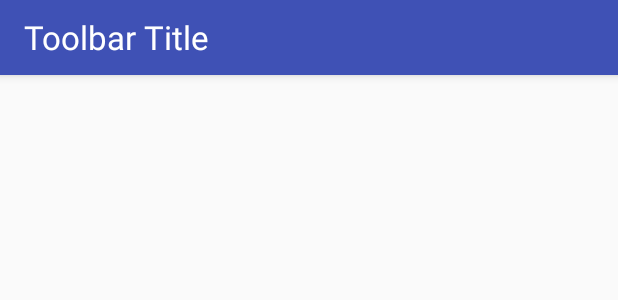
After one commit to CraigBryan/baNGk, an Android app: the layout tool_bar.xml on its own in the app's theme, with its tools: preview values and no code run, on a phone screen of 412 x 824 dp. The commit adds this screen. Shown: the top 300 px of the screen. Run offline under Robolectric (Android 15) with nearby library versions, the phone set to English and light mode, and no system bars.

Commit message:
Removed the actionbar and replaced it with the toolbar.
This made the navdrawer look better, because it is the full phone height

```diff
--- a/bangk_android_prototype/app/src/main/AndroidManifest.xml
+++ b/bangk_android_prototype/app/src/main/AndroidManifest.xml
@@ -11,7 +11,7 @@
         <activity
             android:name=".WelcomeActivity"
             android:label="@string/app_name"
-            android:theme="@style/AppTheme.NoActionBar" >
+            android:theme="@style/AppTheme" >
             <intent-filter>
                 <action android:name="android.intent.action.MAIN" />
 
--- a/bangk_android_prototype/app/src/main/java/com/bangk/bangk_android_prototype/NavDrawerActivity.java
+++ b/bangk_android_prototype/app/src/main/java/com/bangk/bangk_android_prototype/NavDrawerActivity.java
@@ -4,10 +4,7 @@ import android.os.Bundle;
 import android.support.v4.widget.DrawerLayout;
 import android.support.v7.app.AppCompatActivity;
 import android.view.View;
-import android.widget.AbsListView;
 import android.widget.ListView;
-
-import java.util.List;
 
 /**
  * Created by craigbryan on 19/11/15.
--- /dev/null
+++ b/bangk_android_prototype/app/src/main/res/layout/tool_bar.xml
@@ -0,0 +1,22 @@
+<?xml version="1.0" encoding="utf-8"?>
+<android.support.v7.widget.Toolbar
+    xmlns:android="http://schemas.android.com/apk/res/android"
+    android:layout_width="match_parent"
+    android:layout_height="@dimen/toolbar_height"
+    android:background="@color/colorPrimary"
+    android:elevation="4dp">
+
+    <RelativeLayout
+        android:layout_width="match_parent"
+        android:layout_height="wrap_content">
+
+        <TextView
+            android:layout_width="wrap_content"
+            android:layout_height="wrap_content"
+            android:id="@+id/toolbar_title"
+            android:text="@string/default_toolbar_title"
+            android:textColor="@color/toolbar_text_color"
+            android:textAppearance="@style/Base.TextAppearance.AppCompat.Large"/>
+
+    </RelativeLayout>
+</android.support.v7.widget.Toolbar>
--- a/bangk_android_prototype/app/src/main/res/values/colors.xml
+++ b/bangk_android_prototype/app/src/main/res/values/colors.xml
@@ -4,4 +4,5 @@
     <color name="colorPrimaryDark">#303F9F</color>
     <color name="colorAccent">#FF4081</color>
     <color name="nav_drawer_background">#eee</color>
+    <color name="toolbar_text_color">#fff</color>
 </resources>
--- a/bangk_android_prototype/app/src/main/res/values/dimens.xml
+++ b/bangk_android_prototype/app/src/main/res/values/dimens.xml
@@ -6,12 +6,13 @@
     <dimen name="welcome_side_padding">20dp</dimen>
     <dimen name="welcome_top_padding">20dp</dimen>
     <dimen name="under_input_margin">30dp</dimen>
+    <dimen name="toolbar_height">50dp</dimen>
     <!-- Default screen margins, per the Android Design guidelines. -->
 
     <!-- nav draw stuff -->
     <dimen name="nav_header_vertical_spacing">16dp</dimen>
     <dimen name="nav_header_height">160dp</dimen>
-    <dimen name="nav_drawer_width">240dp</dimen>
+    <dimen name="nav_drawer_width">280dp</dimen>
     <dimen name="nav_drawer_divider_height">0dp</dimen>
     <dimen name="icon_dimension">40dp</dimen>
     <dimen name="icon_margin_left">15dp</dimen>
--- a/bangk_android_prototype/app/src/main/res/values/strings.xml
+++ b/bangk_android_prototype/app/src/main/res/values/strings.xml
@@ -11,4 +11,5 @@
 
     <string name="navigation_drawer_open">Open navigation drawer</string>
     <string name="navigation_drawer_close">Close navigation drawer</string>
+    <string name="default_toolbar_title">Toolbar Title</string>
 </resources>
--- a/bangk_android_prototype/app/src/main/res/values/styles.xml
+++ b/bangk_android_prototype/app/src/main/res/values/styles.xml
@@ -1,18 +1,10 @@
 <resources>
 
     <!-- Base application theme. -->
-    <style name="AppTheme" parent="Theme.AppCompat.Light.DarkActionBar">
-        <!-- Customize your theme here. -->
+    <style name="AppTheme" parent="Theme.AppCompat.Light.NoActionBar">
         <item name="colorPrimary">@color/colorPrimary</item>
         <item name="colorPrimaryDark">@color/colorPrimaryDark</item>
         <item name="colorAccent">@color/colorAccent</item>
     </style>
-    <style name="AppTheme.NoActionBar">
-        <item name="windowActionBar">false</item>
-        <item name="windowNoTitle">true</item>
-    </style>
-    <style name="AppTheme.AppBarOverlay"
-           parent="ThemeOverlay.AppCompat.Dark.ActionBar"/>
-    <style name="AppTheme.PopupOverlay" parent="ThemeOverlay.AppCompat.Light"/>
 
 </resources>
```
Also changed, not shown: bangk_android_prototype/app/src/main/res/layout/nav_drawer.xml (+8 -1 lines).
